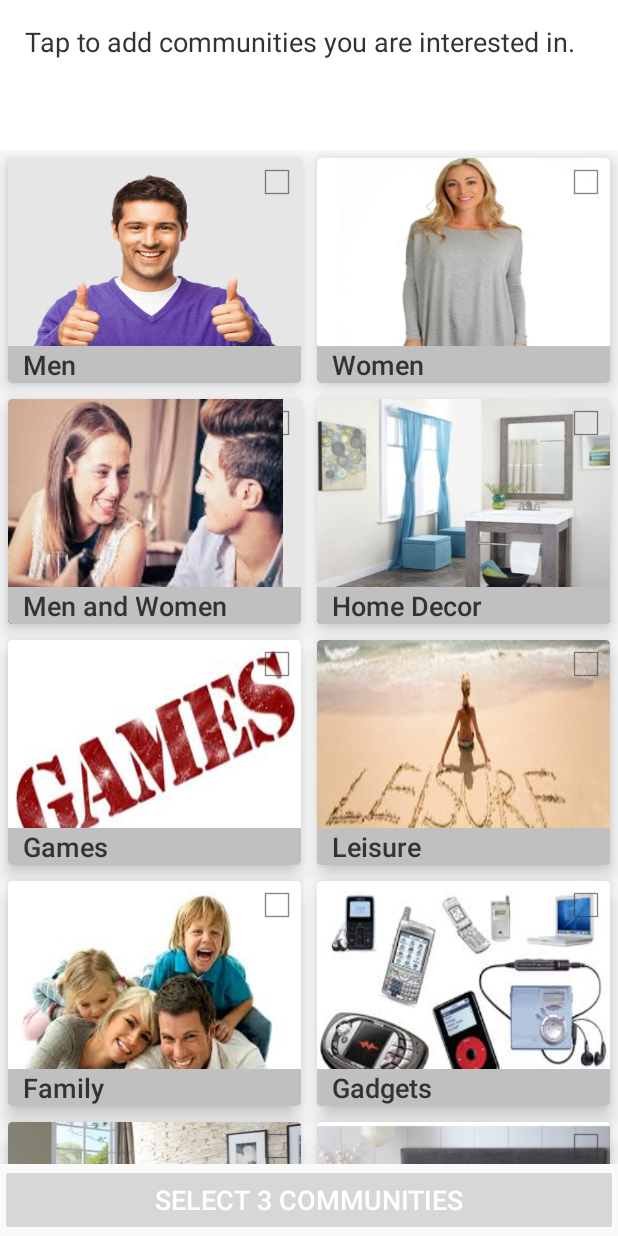
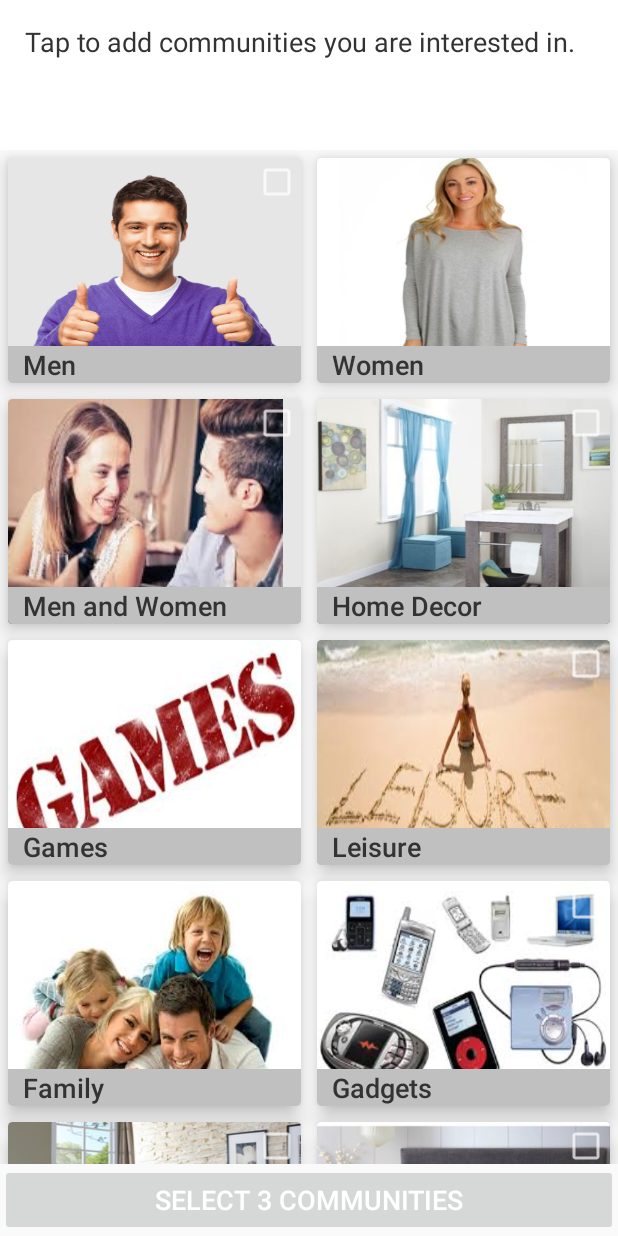
Before and after one commit to gerardcarroll/oaa, an Android app: the screen it shows after launch (CommunitiesActivity), on a phone screen of 412 x 824 dp. Run offline under Robolectric (Android 15) with nearby library versions, the light colour scheme and no system bars; our stand-ins replace ButterKnife, Picasso; libraries missing offline, so code that uses them is left out: com.dd.processbutton, org.parceler; plain views replace SubmitProcessButton; 1 statement that could not run was skipped.

Commit message:
change theme of Checkbox

```diff
--- a/app/src/main/res/layout/activity_communities_card.xml
+++ b/app/src/main/res/layout/activity_communities_card.xml
@@ -23,10 +23,10 @@
             android:id="@+id/pbCommunities"
             android:layout_width="wrap_content"
             android:layout_height="wrap_content"
+            android:layout_centerHorizontal="true"
+            android:layout_centerVertical="true"
             android:layout_gravity="center"
-            android:visibility="gone"
-            android:layout_centerHorizontal="true"
-            android:layout_centerVertical="true" />
+            android:visibility="gone"/>
 
         <ImageView
             android:id="@+id/ivCommunities"
@@ -66,7 +66,7 @@
             android:layout_height="wrap_content"
             android:layout_alignParentEnd="true"
             android:layout_alignParentTop="true"
-            android:theme="@android:style/Theme.Holo.Light"/>
+            android:theme="@style/CheckBoxTheme"/>
     </RelativeLayout>
 
 </android.support.v7.widget.CardView>
--- a/app/src/main/res/values/styles.xml
+++ b/app/src/main/res/values/styles.xml
@@ -8,4 +8,6 @@
         <item name="colorAccent">@color/colorAccent</item>
     </style>
 
+    <style name="CheckBoxTheme" parent="Theme.AppCompat"/>
+
 </resources>
```
